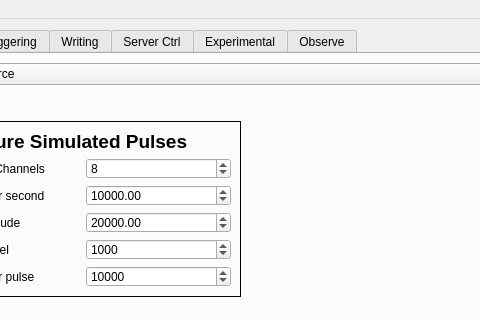
The window that dc.ui (usnistgov/dastardcommander) describes before a commit, drawn with Qt 5; both pictures show x 135 to 615 and y 0 to 320 of the 866 by 600 pixel window.
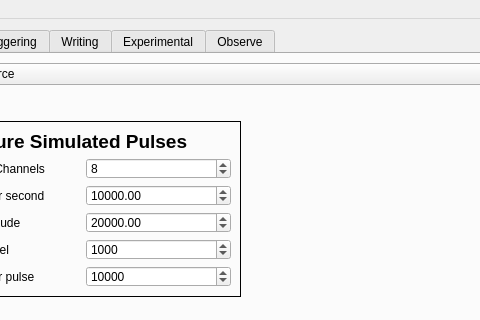
The same window after the commit. Icons and pictures are not drawn.

Commit message:
Remove Server tab from main tab widget
It was not doing anything.

Also, the previous commit fixes #20

What changed in the file:
```diff
--- a/dc.ui
+++ b/dc.ui
@@ -623,11 +623,6 @@
         <string>Writing</string>
        </attribute>
       </widget>
-      <widget class="QWidget" name="tabServer">
-       <attribute name="title">
-        <string>Server Ctrl</string>
-       </attribute>
-      </widget>
       <widget class="QWidget" name="tabExperimental">
        <attribute name="title">
         <string>Experimental</string>
```
